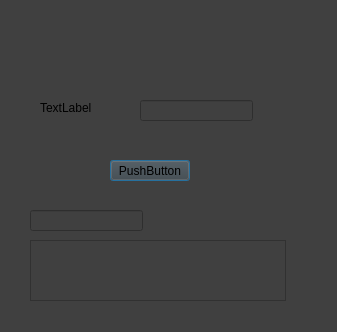
Old version of the form ZIIBD/DBConnectionProject/DBConnection/queries/insert.ui in the repository jkrolik1/school.
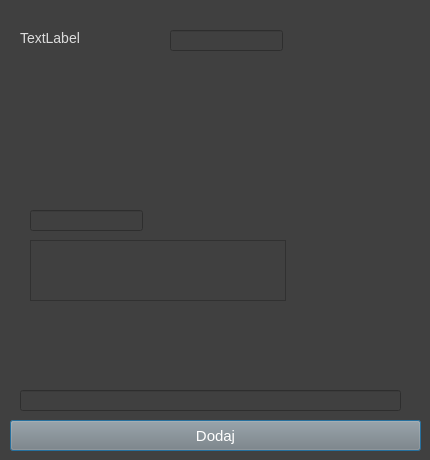
New version of the form.

Commit message: Producing solution for insert statement

Patch:
```diff
--- a/ZIIBD/DBConnectionProject/DBConnection/queries/insert.ui
+++ b/ZIIBD/DBConnectionProject/DBConnection/queries/insert.ui
@@ -6,8 +6,8 @@
    <rect>
     <x>0</x>
     <y>0</y>
-    <width>337</width>
-    <height>332</height>
+    <width>430</width>
+    <height>460</height>
    </rect>
   </property>
   <property name="windowTitle">
@@ -32,12 +32,16 @@
   <widget class="QLabel" name="label">
    <property name="geometry">
     <rect>
-     <x>40</x>
-     <y>100</y>
+     <x>20</x>
+     <y>30</y>
      <width>141</width>
      <height>16</height>
     </rect>
    </property>
+   <property name="styleSheet">
+    <string notr="true">font-size: 14px;
+color: rgb(220,220,220);</string>
+   </property>
    <property name="text">
     <string>TextLabel</string>
    </property>
@@ -45,8 +49,8 @@
   <widget class="QLineEdit" name="lineEdit">
    <property name="geometry">
     <rect>
-     <x>140</x>
-     <y>100</y>
+     <x>170</x>
+     <y>30</y>
      <width>113</width>
      <height>21</height>
     </rect>
@@ -55,14 +59,21 @@
   <widget class="QPushButton" name="pushButton">
    <property name="geometry">
     <rect>
-     <x>110</x>
-     <y>160</y>
-     <width>80</width>
-     <height>21</height>
+     <x>10</x>
+     <y>420</y>
+     <width>411</width>
+     <height>31</height>
     </rect>
    </property>
+   <property name="styleSheet">
+    <string notr="true">font-size: 15px;
+background-color: rgb(128,128,128);
+color: 	white;
+
+</string>
+   </property>
    <property name="text">
-    <string>PushButton</string>
+    <string>Dodaj</string>
    </property>
   </widget>
   <widget class="QLineEdit" name="lineEdit_2">
@@ -75,6 +86,16 @@
     </rect>
    </property>
   </widget>
+  <widget class="QLineEdit" name="lineEdit_3">
+   <property name="geometry">
+    <rect>
+     <x>20</x>
+     <y>390</y>
+     <width>381</width>
+     <height>21</height>
+    </rect>
+   </property>
+  </widget>
  </widget>
  <resources/>
  <connections/>
```
The commit also changes 3 other files.
